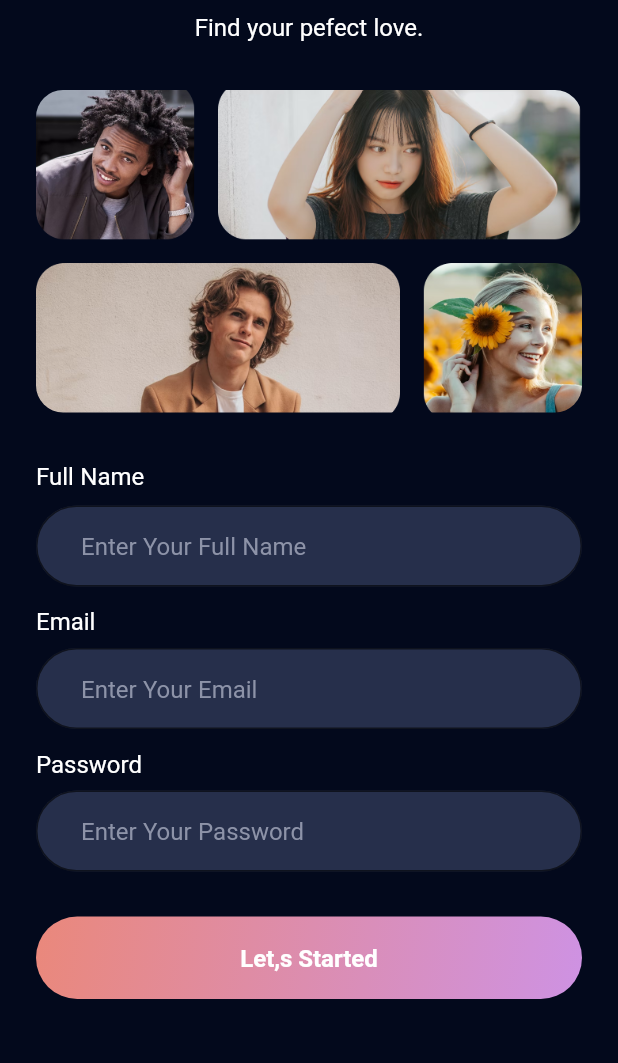
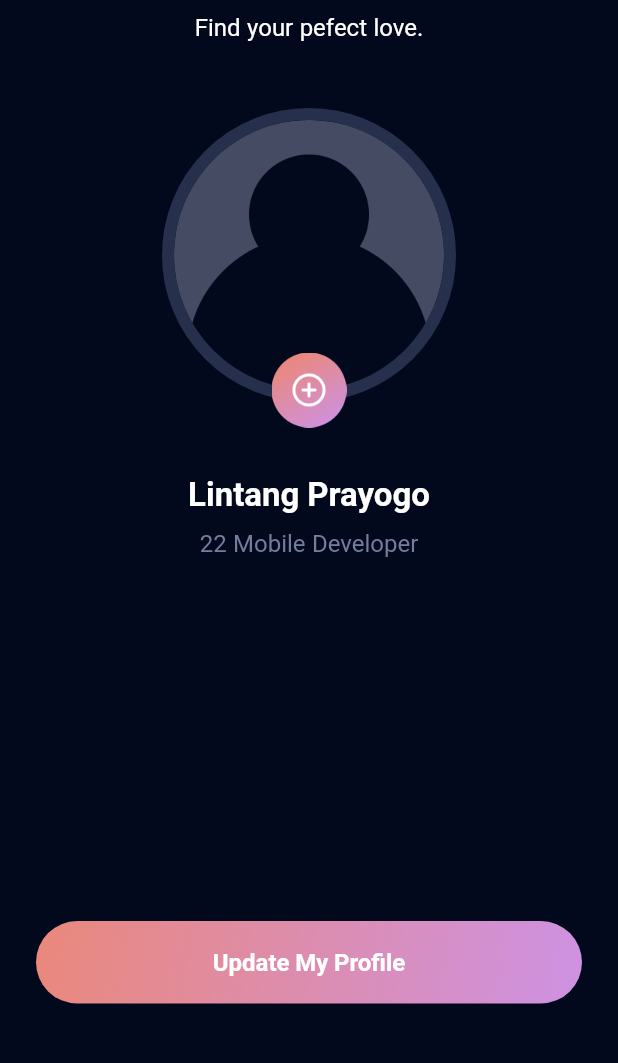
Before and after one commit to lintangprayogo/clone-datingapp, a Flutter app: the screen it shows after launch, on a phone screen of 412 x 824 dp, the part 126-1189 px from its top. Run offline on Flutter 3.47's test engine with Material 2 defaults, Android fonts, the phone set to English and light mode, and no system bars; our stand-ins replace google_fonts.

Commit message:
sign up upload photo page

```diff
--- a/lib/app.dart
+++ b/lib/app.dart
@@ -1,5 +1,6 @@
 import 'package:flutter/material.dart';
 import 'package:simple_datting_app/src/features/auth/presentation/sign_up_screen.dart';
+import 'package:simple_datting_app/src/features/auth/presentation/sign_up_upload_photo.dart';
 import 'package:simple_datting_app/src/features/auth/presentation/singn_up_age_and_job_screen.dart';
 import 'package:simple_datting_app/src/theme_manager/theme_data_manager.dart';
 
@@ -13,10 +14,12 @@ class AppScreen extends StatelessWidget {
     return MaterialApp(
       title: 'Flutter Demo',
       theme: getApplicationThemeData(),
-      initialRoute: SignUpScreen.routeName,
+      initialRoute: SignUpUploadPhotoSceen.routeName,
       routes: {
         SignUpScreen.routeName: (context) => const SignUpScreen(),
-        SignUpAgeJobScreen.routeName: (context) => SignUpAgeJobScreen()
+        SignUpAgeJobScreen.routeName: (context) => const SignUpAgeJobScreen(),
+        SignUpUploadPhotoSceen.routeName: (context) =>
+            const SignUpUploadPhotoSceen()
       },
     );
   }
--- /dev/null
+++ b/lib/src/common_widgets/upload_photo_widget.dart
@@ -0,0 +1,51 @@
+import 'package:flutter/material.dart';
+import 'package:simple_datting_app/src/theme_manager/asset_collor_manager.dart';
+import 'package:simple_datting_app/src/theme_manager/asset_image_icon_manager.dart';
+
+class UploadPhotoWidget extends StatefulWidget {
+  const UploadPhotoWidget({super.key});
+
+  @override
+  State<UploadPhotoWidget> createState() => _UploadPhotoWidgetState();
+}
+
+class _UploadPhotoWidgetState extends State<UploadPhotoWidget> {
+  @override
+  Widget build(BuildContext context) {
+    return Stack(
+      alignment: Alignment.bottomCenter,
+      clipBehavior: Clip.none,
+      children: [
+        Container(
+          width: 180,
+          height: 180,
+          decoration: BoxDecoration(
+              shape: BoxShape.circle,
+              color: ColorManager.secondary,
+              border: Border.all(
+                  color: ColorManager.secondary,
+                  width: 8.0,
+                  strokeAlign: BorderSide.strokeAlignOutside)),
+          child: ClipRRect(
+            borderRadius: BorderRadius.circular(100),
+            child: const Image(
+              image: AssetImage(
+                  "${AssetImageIconManager.assetPath}profile_icon.png"),
+              fit: BoxFit.cover,
+            ),
+          ),
+        ),
+        const Positioned(
+          bottom: -25.0,
+          child: SizedBox(
+            width: 50,
+            height: 50,
+            child: Image(
+                image: AssetImage(
+                    "${AssetImageIconManager.assetPath}icon_add_color.png")),
+          ),
+        )
+      ],
+    );
+  }
+}
--- /dev/null
+++ b/lib/src/features/auth/presentation/sign_up_upload_photo.dart
@@ -0,0 +1,57 @@
+import 'package:flutter/material.dart';
+import 'package:simple_datting_app/src/common_widgets/custom_button_widget.dart';
+import 'package:simple_datting_app/src/common_widgets/custom_text_button.dart';
+import 'package:simple_datting_app/src/common_widgets/logo_and_tagline_widget.dart';
+import 'package:simple_datting_app/src/common_widgets/upload_photo_widget.dart';
+import 'package:simple_datting_app/src/theme_manager/font_manager.dart';
+import 'package:simple_datting_app/src/theme_manager/style_manager.dart';
+import 'package:simple_datting_app/src/theme_manager/values_manager.dart';
+
+class SignUpUploadPhotoSceen extends StatelessWidget {
+  static const String routeName = "/sign-up-upload-photo";
+
+  const SignUpUploadPhotoSceen({super.key});
+
+  @override
+  Widget build(BuildContext context) {
+    return Scaffold(
+      body: Padding(
+        padding: const EdgeInsets.symmetric(
+            vertical: AppPadding.p50, horizontal: AppPadding.p24),
+        child: SingleChildScrollView(
+            child: Column(
+          children: [
+            const LogoAndTagLineWidget(),
+            const SizedBox(
+              height: AppSize.s50,
+            ),
+            const UploadPhotoWidget(),
+            const SizedBox(
+              height: 53,
+            ),
+            Text(
+              "Lintang Prayogo",
+              style: getWhiteTextStyle(
+                  fontSize: 22, fontWeight: FontWeightManeger.semiBold),
+            ),
+            const SizedBox(
+              height: 4,
+            ),
+            Text("22 Mobile Developer", style: getBlack60TextStyle()),
+            const SizedBox(
+              height: 240,
+            ),
+            CustomButtonWidget(
+              label: "Update My Profile",
+              onTap: () {},
+            ),
+            const SizedBox(
+              height: AppSize.s20,
+            ),
+            CustomTextButtonWidget(onPressed: () {}, label: "Skip for Now")
+          ],
+        )),
+      ),
+    );
+  }
+}
--- a/lib/src/features/auth/presentation/singn_up_age_and_job_screen.dart
+++ b/lib/src/features/auth/presentation/singn_up_age_and_job_screen.dart
@@ -22,6 +22,7 @@ class _SignUpAgeJobScreenState extends State<SignUpAgeJobScreen> {
       body: Padding(
         padding: const EdgeInsets.symmetric(
             vertical: AppPadding.p50, horizontal: AppPadding.p24),
+        child: SingleChildScrollView(
           child: Column(
             children: [
               const BannerWidget(),
@@ -45,6 +46,7 @@ class _SignUpAgeJobScreenState extends State<SignUpAgeJobScreen> {
             ],
           ),
         ),
+      ),
     );
   }
 }
```
Lines whose indentation alone changed are shown as unchanged.
